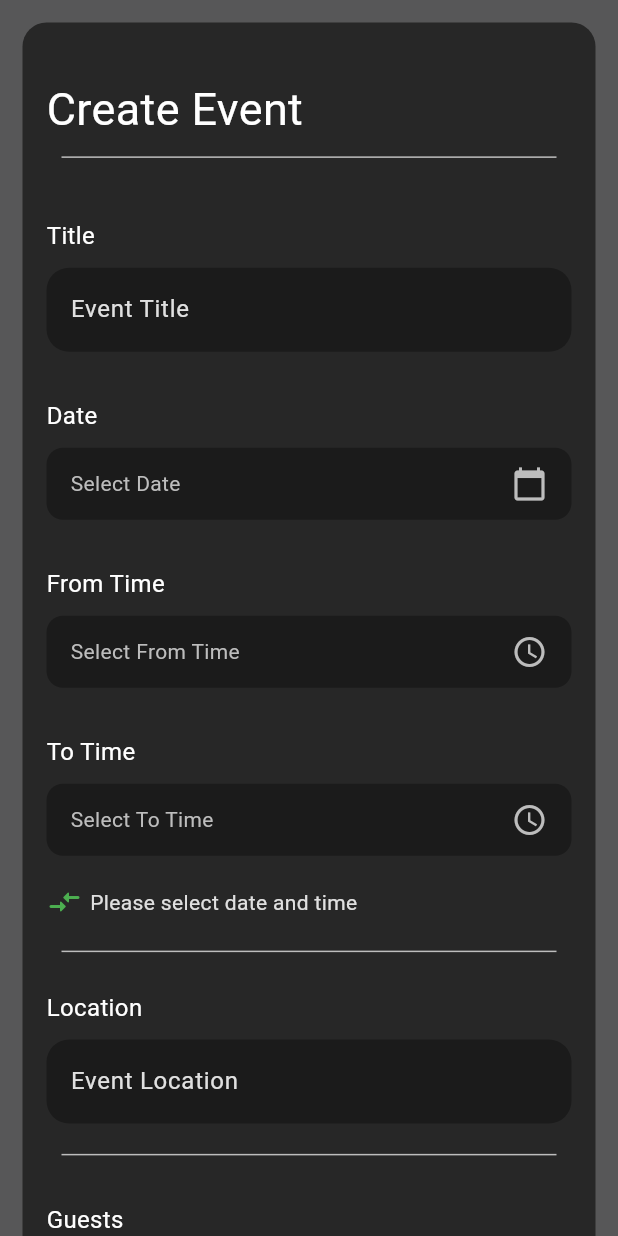
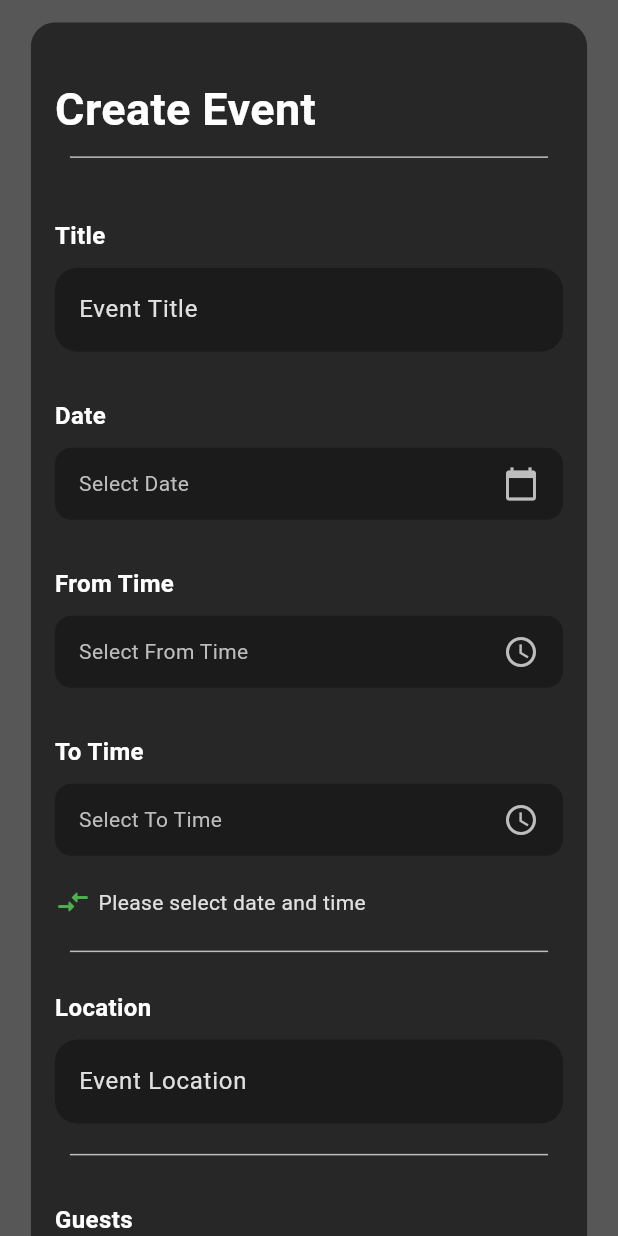
Before and after one commit to DevParth27/OpinionOne, a Flutter app: the CreateEvent screen opened by its route, on a phone screen of 412 x 824 dp. Run offline on Flutter 3.47's test engine with Material 3 defaults, Android fonts, the phone set to English and light mode, and no system bars; our stand-ins replace firebase_auth, firebase_core, flutter_svg, google_fonts, google_sign_in, image_picker and 4 more; accounts and stored records are empty; project files that could hold a hidden picture were left out.

Commit message:
newEvent

```diff
--- a/User/event_user/lib/pages/event_management/create_event.dart
+++ b/User/event_user/lib/pages/event_management/create_event.dart
@@ -1,7 +1,6 @@
 import 'package:event_user/pages/homepage.dart';
 import 'package:flutter/cupertino.dart';
 import 'package:flutter/material.dart';
-import 'package:flutter/widgets.dart';
 import 'package:intl/intl.dart';
 import 'package:image_picker/image_picker.dart';
 import '../../widgets/checkbox_widget.dart';
@@ -65,18 +64,16 @@ class _CreateEventState extends State<CreateEvent> {
     final pickedImage = await picker.pickImage(source: ImageSource.gallery);
 
     if (pickedImage != null) {
-      // You can use the pickedImage.path to access the image file path
-      // You can also display the picked image in your UI if needed
       setState(() {
-        _selectedImage = pickedImage; // Store the selected image file
+        _selectedImage = pickedImage;
       });
-    } else {
-      // User canceled the picker
     }
   }
 
   @override
   Widget build(BuildContext context) {
+    double width = MediaQuery.of(context).size.width;
+
     return Scaffold(
       backgroundColor: const Color.fromARGB(255, 87, 87, 88),
       body: SingleChildScrollView(
@@ -84,6 +81,7 @@ class _CreateEventState extends State<CreateEvent> {
           child: Padding(
             padding: const EdgeInsets.all(15.0),
             child: Container(
+              width: width * 0.9,
               decoration: BoxDecoration(
                 color: const Color.fromARGB(255, 39, 39, 39),
                 borderRadius: BorderRadius.circular(16),
@@ -99,6 +97,7 @@ class _CreateEventState extends State<CreateEvent> {
                       style: TextStyle(
                         color: Colors.white,
                         fontSize: 30,
+                        fontWeight: FontWeight.bold,
                       ),
                     ),
                     const SizedBox(height: 10),
@@ -106,15 +105,14 @@ class _CreateEventState extends State<CreateEvent> {
                       height: 1.5,
                       thickness: 1,
                       color: Colors.grey[400],
-                      indent: 10, // Left padding
-                      endIndent: 10, // Right padding
+                      indent: 10,
+                      endIndent: 10,
                     ),
                     const SizedBox(height: 20),
                     _title('Title'),
                     const SizedBox(height: 10),
                     _buildTextField(
-                        text: 'Event Title',
-                        keyboardType: TextInputType.emailAddress),
+                        text: 'Event Title', keyboardType: TextInputType.text),
                     const SizedBox(height: 11),
                     _title('Date'),
                     const SizedBox(height: 10),
@@ -128,42 +126,28 @@ class _CreateEventState extends State<CreateEvent> {
                     const SizedBox(height: 10),
                     _buildTimeField2(),
                     const SizedBox(height: 19),
-                    Row(
-                      children: [
-                        const Icon(
-                          Icons.compare_arrows_rounded,
-                          color: Colors.green,
-                        ),
-                        const SizedBox(width: 5),
-                        Text(
-                          _selectedDate != null && _selectedTime != null
-                              ? "This event will take place on the ${DateFormat('MMMM dd, yyyy').format(_selectedDate!)}\nFrom ${_selectedTime!.hour}:${_selectedTime!.minute} ${_selectedTime!.period.name.toUpperCase()} To ${_selectedTime2!.hour}:${_selectedTime2!.minute} ${_selectedTime2!.period.name.toUpperCase()}"
-                              : "Please select date and time",
-                          style: TextStyle(color: Colors.grey[300]),
-                        ),
-                      ],
-                    ),
+                    _eventDetails(),
                     const SizedBox(height: 20),
                     Divider(
                       height: 1.5,
                       thickness: 1,
                       color: Colors.grey[400],
-                      indent: 10, // Left padding
-                      endIndent: 10, // Right padding
+                      indent: 10,
+                      endIndent: 10,
                     ),
                     const SizedBox(height: 5),
                     _title('Location'),
                     const SizedBox(height: 10),
                     _buildTextField(
                         text: 'Event Location',
-                        keyboardType: TextInputType.emailAddress),
+                        keyboardType: TextInputType.text),
                     const SizedBox(height: 20),
                     Divider(
                       height: 1.5,
                       thickness: 1,
                       color: Colors.grey[400],
-                      indent: 10, // Left padding
-                      endIndent: 10, // Right padding
+                      indent: 10,
+                      endIndent: 10,
                     ),
                     const SizedBox(height: 11),
                     _title('Guests'),
@@ -172,55 +156,14 @@ class _CreateEventState extends State<CreateEvent> {
                         text: 'Expected Number of Guests',
                         keyboardType: TextInputType.number),
                     const SizedBox(height: 20),
-                    Row(
-                      children: [
-                        const SizedBox(width: 8),
-                        Text(
-                          'Guest can',
-                          style: TextStyle(color: Colors.grey[300]),
-                        ),
-                      ],
-                    ),
-                    const SizedBox(height: 5),
-                    Column(
-                      crossAxisAlignment: CrossAxisAlignment.start,
-                      children: [
-                        MyCheckbox(
-                          label: 'Modify Event',
-                          isChecked: _isChecked1,
-                          onChanged: (value) {
-                            setState(() {
-                              _isChecked1 = value!;
-                            });
-                          },
-                        ),
-                        MyCheckbox(
-                          label: 'Invite Others',
-                          isChecked: _isChecked2,
-                          onChanged: (value) {
-                            setState(() {
-                              _isChecked2 = value!;
-                            });
-                          },
-                        ),
-                        MyCheckbox(
-                          label: 'See guest List',
-                          isChecked: _isChecked3,
-                          onChanged: (value) {
-                            setState(() {
-                              _isChecked3 = value!;
-                            });
-                          },
-                        ),
-                      ],
-                    ),
+                    _guestOptions(),
                     const SizedBox(height: 20),
                     Divider(
                       height: 1.5,
                       thickness: 1,
                       color: Colors.grey[400],
-                      indent: 10, // Left padding
-                      endIndent: 10, // Right padding
+                      indent: 10,
+                      endIndent: 10,
                     ),
                     _title('Upload Banner Image'),
                     const SizedBox(height: 10),
@@ -239,55 +182,11 @@ class _CreateEventState extends State<CreateEvent> {
                       height: 1.5,
                       thickness: 1,
                       color: Colors.grey[400],
-                      indent: 10, // Left padding
-                      endIndent: 10, // Right padding
+                      indent: 10,
+                      endIndent: 10,
                     ),
                     const SizedBox(height: 20),
-                    Row(
-                      children: [
-                        Expanded(
-                          child: Container(
-                            decoration: BoxDecoration(
-                                borderRadius: BorderRadius.circular(6),
-                                color: Colors.blue),
-                            child: Padding(
-                              padding: const EdgeInsets.all(10.0),
-                              child: Center(
-                                child: Text('Create Event',
-                                    style: TextStyle(color: Colors.grey[300])),
-                              ),
-                            ),
-                          ),
-                        ),
-                        const SizedBox(width: 10),
-                        Expanded(
-                          child: GestureDetector(
-                            onTap: () {
-                              Navigator.push(
-                                context,
-                                MaterialPageRoute(
-                                  builder: (context) => const HomePage(),
-                                ),
-                              );
-                            },
-                            behavior: HitTestBehavior.opaque,
-                            child: Container(
-                              decoration: BoxDecoration(
-                                  borderRadius: BorderRadius.circular(6),
-                                  color: Colors.blue),
-                              child: Padding(
-                                padding: const EdgeInsets.all(10.0),
-                                child: Center(
-                                  child: Text('Cancel',
-                                      style:
-                                          TextStyle(color: Colors.grey[300])),
-                                ),
-                              ),
-                            ),
-                          ),
-                        ),
-                      ],
-                    ),
+                    _actionButtons(context),
                   ],
                 ),
               ),
@@ -308,15 +207,9 @@ class _CreateEventState extends State<CreateEvent> {
         fillColor: const Color.fromARGB(255, 27, 27, 27),
         hintText: text,
         hintStyle: TextStyle(color: Colors.grey[300]),
-        // labelStyle: TextStyle(color: Colors.grey[400]),
-        border: InputBorder.none,
-        enabledBorder: OutlineInputBorder(
-          borderSide: const BorderSide(color: Colors.transparent),
+        border: OutlineInputBorder(
           borderRadius: BorderRadius.circular(15.0),
-        ),
-        focusedBorder: OutlineInputBorder(
-          borderSide: const BorderSide(color: Colors.transparent),
-          borderRadius: BorderRadius.circular(15.0),
+          borderSide: BorderSide.none,
         ),
       ),
     );
@@ -327,7 +220,8 @@ class _CreateEventState extends State<CreateEvent> {
       padding: const EdgeInsets.only(top: 20.0),
       child: Text(
         text,
-        style: const TextStyle(color: Colors.white, fontSize: 16),
+        style: const TextStyle(
+            color: Colors.white, fontSize: 16, fontWeight: FontWeight.bold),
       ),
     );
   }
@@ -356,10 +250,9 @@ class _CreateEventState extends State<CreateEvent> {
           fillColor: const Color.fromARGB(255, 27, 27, 27),
           contentPadding:
               const EdgeInsets.symmetric(vertical: 10.0, horizontal: 12.0),
-          border: InputBorder.none,
-          enabledBorder: OutlineInputBorder(
-            borderSide: const BorderSide(color: Colors.transparent),
+          border: OutlineInputBorder(
             borderRadius: BorderRadius.circular(11.0),
+            borderSide: BorderSide.none,
           ),
         ),
         child: Row(
@@ -393,10 +286,9 @@ class _CreateEventState extends State<CreateEvent> {
           fillColor: const Color.fromARGB(255, 27, 27, 27),
           contentPadding:
               const EdgeInsets.symmetric(vertical: 10.0, horizontal: 12.0),
-          border: InputBorder.none,
-          enabledBorder: OutlineInputBorder(
-            borderSide: const BorderSide(color: Colors.transparent),
+          border: OutlineInputBorder(
             borderRadius: BorderRadius.circular(11.0),
+            borderSide: BorderSide.none,
           ),
         ),
         child: Row(
@@ -404,7 +296,7 @@ class _CreateEventState extends State<CreateEvent> {
           children: [
             _selectedTime != null
                 ? Text(
-                    '${_selectedTime!.hour}:${_selectedTime!.minute}  ${_selectedTime!.period.name.toUpperCase()}',
+                    '${_selectedTime!.hour}:${_selectedTime!.minute.toString().padLeft(2, '0')}  ${_selectedTime!.period.name.toUpperCase()}',
                     style: const TextStyle(color: Colors.white),
                   )
                 : Text(
@@ -430,10 +322,9 @@ class _CreateEventState extends State<CreateEvent> {
           fillColor: const Color.fromARGB(255, 27, 27, 27),
           contentPadding:
               const EdgeInsets.symmetric(vertical: 10.0, horizontal: 12.0),
-          border: InputBorder.none,
-          enabledBorder: OutlineInputBorder(
-            borderSide: const BorderSide(color: Colors.transparent),
+          border: OutlineInputBorder(
             borderRadius: BorderRadius.circular(11.0),
+            borderSide: BorderSide.none,
           ),
         ),
         child: Row(
@@ -441,7 +332,7 @@ class _CreateEventState extends State<CreateEvent> {
           children: [
             _selectedTime2 != null
                 ? Text(
-                    '${_selectedTime2!.hour}:${_selectedTime2!.minute}  ${_selectedTime2!.period.name.toUpperCase()}',
+                    '${_selectedTime2!.hour}:${_selectedTime2!.minute.toString().padLeft(2, '0')}  ${_selectedTime2!.period.name.toUpperCase()}',
                     style: const TextStyle(color: Colors.white),
                   )
                 : Text(
@@ -490,4 +381,114 @@ class _CreateEventState extends State<CreateEvent> {
       ),
     );
   }
+
+  Widget _eventDetails() {
+    return Row(
+      children: [
+        const Icon(
+          Icons.compare_arrows_rounded,
+          color: Colors.green,
+        ),
+        const SizedBox(width: 5),
+        Expanded(
+          child: Text(
+            _selectedDate != null &&
+                    _selectedTime != null &&
+                    _selectedTime2 != null
+                ? "This event will take place on ${DateFormat('MMMM dd, yyyy').format(_selectedDate!)}\nFrom ${_selectedTime!.hour}:${_selectedTime!.minute.toString().padLeft(2, '0')} ${_selectedTime!.period.name.toUpperCase()} To ${_selectedTime2!.hour}:${_selectedTime2!.minute.toString().padLeft(2, '0')} ${_selectedTime2!.period.name.toUpperCase()}"
+                : "Please select date and time",
+            style: TextStyle(color: Colors.grey[300]),
+          ),
+        ),
+      ],
+    );
+  }
+
+  Widget _guestOptions() {
+    return Column(
+      crossAxisAlignment: CrossAxisAlignment.start,
+      children: [
+        MyCheckbox(
+          label: 'Modify Event',
+          isChecked: _isChecked1,
+          onChanged: (value) {
+            setState(() {
+              _isChecked1 = value!;
+            });
+          },
+        ),
+        MyCheckbox(
+          label: 'Invite Others',
+          isChecked: _isChecked2,
+          onChanged: (value) {
+            setState(() {
+              _isChecked2 = value!;
+            });
+          },
+        ),
+        MyCheckbox(
+          label: 'See Guest List',
+          isChecked: _isChecked3,
+          onChanged: (value) {
+            setState(() {
+              _isChecked3 = value!;
+            });
+          },
+        ),
+      ],
+    );
+  }
+
+  Widget _actionButtons(BuildContext context) {
+    return Row(
+      children: [
+        Expanded(
+          child: GestureDetector(
+            onTap: () {
+              // Implement event creation logic here
+            },
+            child: Container(
+              decoration: BoxDecoration(
+                borderRadius: BorderRadius.circular(6),
+                color: Colors.blue,
+              ),
+              padding: const EdgeInsets.all(10.0),
+              child: Center(
+                child: Text(
+                  'Create Event',
+                  style: TextStyle(color: Colors.grey[300], fontSize: 16),
+                ),
+              ),
+            ),
+          ),
+        ),
+        const SizedBox(width: 10),
+        Expanded(
+          child: GestureDetector(
+            onTap: () {
+              Navigator.push(
+                context,
+                MaterialPageRoute(
+                  builder: (context) => const HomePage(),
+                ),
+              );
+            },
+            child: Container(
+              decoration: BoxDecoration(
+                borderRadius: BorderRadius.circular(6),
+                color: Colors.red,
+              ),
+              padding: const EdgeInsets.all(10.0),
+              child: Center(
+                child: Text(
+                  'Cancel',
+                  style: TextStyle(color: Colors.grey[300], fontSize: 16),
+                ),
+              ),
+            ),
+          ),
+        ),
+      ],
+    );
+  }
 }
--- a/User/event_user/pubspec.yaml
+++ b/User/event_user/pubspec.yaml
@@ -52,6 +52,7 @@ dependencies:
   local_auth: ^2.2.0
   image_picker:
   intl:
+  shared_preferences: ^2.2.3
 
 dev_dependencies:
   flutter_test:
```
Also changed, not shown: User/event_user/lib/pages/userPage.dart (+49 -19 lines), User/event_user/lib/pages/user_pages/edit_profile.dart (+118 -35 lines), User/event_user/pubspec.lock, 1 other file.
